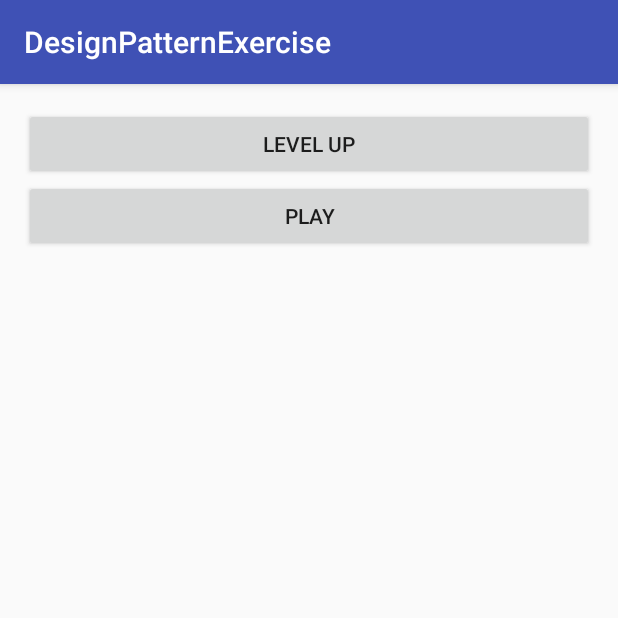
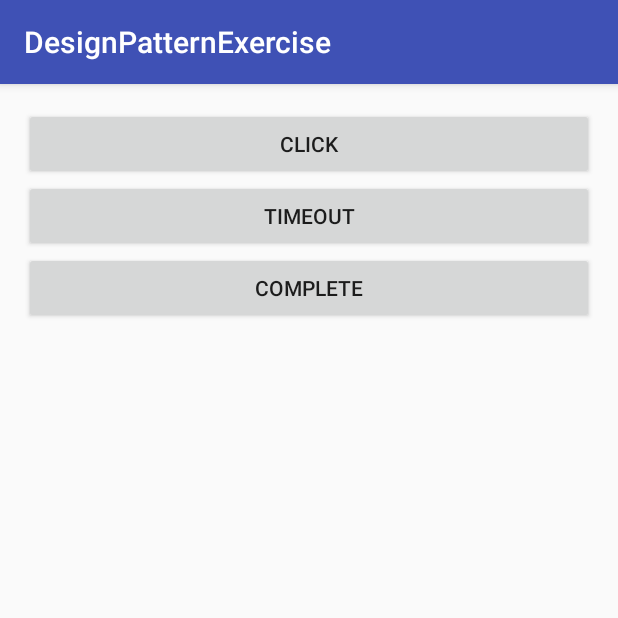
Before and after one commit to CangJie2016/DesignPattern, an Android app: the StateActivity screen opened directly, with no data from a screen before it, on a phone screen of 412 x 824 dp, the top half of it. Run offline under Robolectric (Android 15) with nearby library versions, the phone set to English and light mode, and no system bars.

Commit message:
state exercise

```diff
--- a/app/src/main/java/com/cangjie/designpatternexercise/StateActivity.java
+++ b/app/src/main/java/com/cangjie/designpatternexercise/StateActivity.java
@@ -4,22 +4,25 @@ import android.os.Bundle;
 import android.support.v7.app.AppCompatActivity;
 import android.view.View;
 
-import com.cangjie.designpatternexercise.state.CardPlayer;
+import com.cangjie.designpatternexercise.state.TransformGate;
 
 public class StateActivity extends AppCompatActivity {
 
-    private CardPlayer player;
+    private TransformGate gate;
 
     @Override
     protected void onCreate(Bundle savedInstanceState) {
         super.onCreate(savedInstanceState);
         setContentView(R.layout.activity_state);
-        player = new CardPlayer("Tony");
+        gate = new TransformGate("Tony");
     }
-    public void upLevel(View view){
-        player.upLevel();
+    public void click(View view){
+        gate.click();
     }
-    public void play(View view){
-        player.play();
+    public void timeOut(View view){
+        gate.timeout();
+    }
+    public void complete(View view){
+        gate.complete();
     }
 }
--- a/app/src/main/java/com/cangjie/designpatternexercise/state/CardPlayer.java
+++ /dev/null
@@ -1,33 +0,0 @@
-package com.cangjie.designpatternexercise.state;
-
-import com.cangjie.designpatternexercise.utils.DebugLog;
-
-/**
- * author：CangJie on 2016/8/4 14:26
- * email：cangjie2016@gmail.com
- */
-public class CardPlayer {
-    private String name;
-    private Level level;
-
-    public CardPlayer(String name) {
-        this.name = name;
-        this.level = new PrimaryLevel();
-    }
-
-    public void upLevel(){
-        if(level.getClass() == PrimaryLevel.class){
-            DebugLog.w(name+"升级为熟练玩家");
-            level = new SecondaryLevel();
-        }else if(level.getClass() == SecondaryLevel.class){
-            DebugLog.w(name+"升级为高手玩家");
-            level = new ProfessionalLevel();
-        }else {
-            DebugLog.w("等级已经为最大,无法继续提升");
-        }
-    }
-
-    public void play(){
-        level.play();
-    }
-}
--- a/app/src/main/java/com/cangjie/designpatternexercise/state/PrimaryLevel.java
+++ b/app/src/main/java/com/cangjie/designpatternexercise/state/Closed.java
@@ -3,12 +3,12 @@ package com.cangjie.designpatternexercise.state;
 import com.cangjie.designpatternexercise.utils.DebugLog;
 
 /**
- * author：CangJie on 2016/8/4 14:28
+ * author：CangJie on 2016/8/4 15:00
  * email：cangjie2016@gmail.com
  */
-public class PrimaryLevel extends Level {
+public class Closed extends State {
     @Override
-    public void play() {
-        DebugLog.w("玩游戏吧");
+    public void display() {
+        DebugLog.w("closed");
     }
 }
--- /dev/null
+++ b/app/src/main/java/com/cangjie/designpatternexercise/state/Closing.java
@@ -0,0 +1,14 @@
+package com.cangjie.designpatternexercise.state;
+
+import com.cangjie.designpatternexercise.utils.DebugLog;
+
+/**
+ * author：CangJie on 2016/8/4 15:00
+ * email：cangjie2016@gmail.com
+ */
+public class Closing extends State {
+    @Override
+    public void display() {
+        DebugLog.w("closing");
+    }
+}
--- a/app/src/main/java/com/cangjie/designpatternexercise/state/Level.java
+++ /dev/null
@@ -1,9 +0,0 @@
-package com.cangjie.designpatternexercise.state;
-
-/**
- * author：CangJie on 2016/8/4 14:27
- * email：cangjie2016@gmail.com
- */
-public abstract class Level {
-    public abstract void play();
-}
--- /dev/null
+++ b/app/src/main/java/com/cangjie/designpatternexercise/state/Open.java
@@ -0,0 +1,14 @@
+package com.cangjie.designpatternexercise.state;
+
+import com.cangjie.designpatternexercise.utils.DebugLog;
+
+/**
+ * author：CangJie on 2016/8/4 15:00
+ * email：cangjie2016@gmail.com
+ */
+public class Open extends State {
+    @Override
+    public void display() {
+        DebugLog.w("open");
+    }
+}
--- /dev/null
+++ b/app/src/main/java/com/cangjie/designpatternexercise/state/State.java
@@ -0,0 +1,9 @@
+package com.cangjie.designpatternexercise.state;
+
+/**
+ * author：CangJie on 2016/8/4 14:56
+ * email：cangjie2016@gmail.com
+ */
+public abstract class State {
+    public abstract void display();
+}
--- /dev/null
+++ b/app/src/main/java/com/cangjie/designpatternexercise/state/TransformGate.java
@@ -0,0 +1,56 @@
+package com.cangjie.designpatternexercise.state;
+
+import com.cangjie.designpatternexercise.utils.DebugLog;
+
+/**
+ * author：CangJie on 2016/8/4 14:56
+ * email：cangjie2016@gmail.com
+ */
+public class TransformGate {
+    private String name;
+    private State state,open,opening,stayOpen,closed,closing;
+
+    public TransformGate(String name) {
+        this.name = name;
+        open = new Open();
+        opening = new Opening();
+        stayOpen = new StayOpen();
+        closed = new Closed();
+        closing = new Closing();
+        this.state = closed;
+        DebugLog.w("初始化完成,当前状态");
+        state.display();
+    }
+
+    public void click(){
+        if(state.getClass() == Open.class){
+            state = stayOpen;
+        }else if(state.getClass() == StayOpen.class){
+            state = closing;
+        }else if(state.getClass() == Closing.class){
+            state = opening;
+        }else if(state.getClass() == Opening.class){
+            state = closing;
+        }else if(state.getClass() == Closed.class){
+            state = opening;
+        }
+        state.display();
+    }
+    public void complete(){
+        if(state.getClass() == Open.class){
+        }else if(state.getClass() == StayOpen.class){
+        }else if(state.getClass() == Closing.class){
+            state = closed;
+        }else if(state.getClass() == Opening.class){
+            state = open;
+        }else if(state.getClass() == Closed.class){
+        }
+        state.display();
+    }
+    public void timeout(){
+        if(state.getClass() == Open.class){
+            state = closing;
+        }
+        state.display();
+    }
+}
--- a/app/src/main/res/layout/activity_state.xml
+++ b/app/src/main/res/layout/activity_state.xml
@@ -12,12 +12,19 @@
         android:id="@+id/btn_level"
         android:layout_width="match_parent"
         android:layout_height="wrap_content"
-        android:text="level up"
-        android:onClick="upLevel"/>
+        android:text="click"
+        android:onClick="click"/>
+    <Button
+        android:id="@+id/btn_timeOut"
+        android:layout_width="match_parent"
+        android:layout_height="wrap_content"
+        android:layout_below="@+id/btn_level"
+        android:text="timeOut"
+        android:onClick="timeOut"/>
     <Button
         android:layout_width="match_parent"
         android:layout_height="wrap_content"
-        android:layout_below="@+id/btn_level"
-        android:text="play"
-        android:onClick="play"/>
+        android:layout_below="@+id/btn_timeOut"
+        android:text="complete"
+        android:onClick="complete"/>
 </RelativeLayout>
```
Also changed, not shown: app/src/main/java/com/cangjie/designpatternexercise/state/Opening.java (renamed from app/src/main/java/com/cangjie/designpatternexercise/state/ProfessionalLevel.java, +4 -4 lines), app/src/main/java/com/cangjie/designpatternexercise/state/StayOpen.java (renamed from app/src/main/java/com/cangjie/designpatternexercise/state/SecondaryLevel.java, +4 -4 lines).
